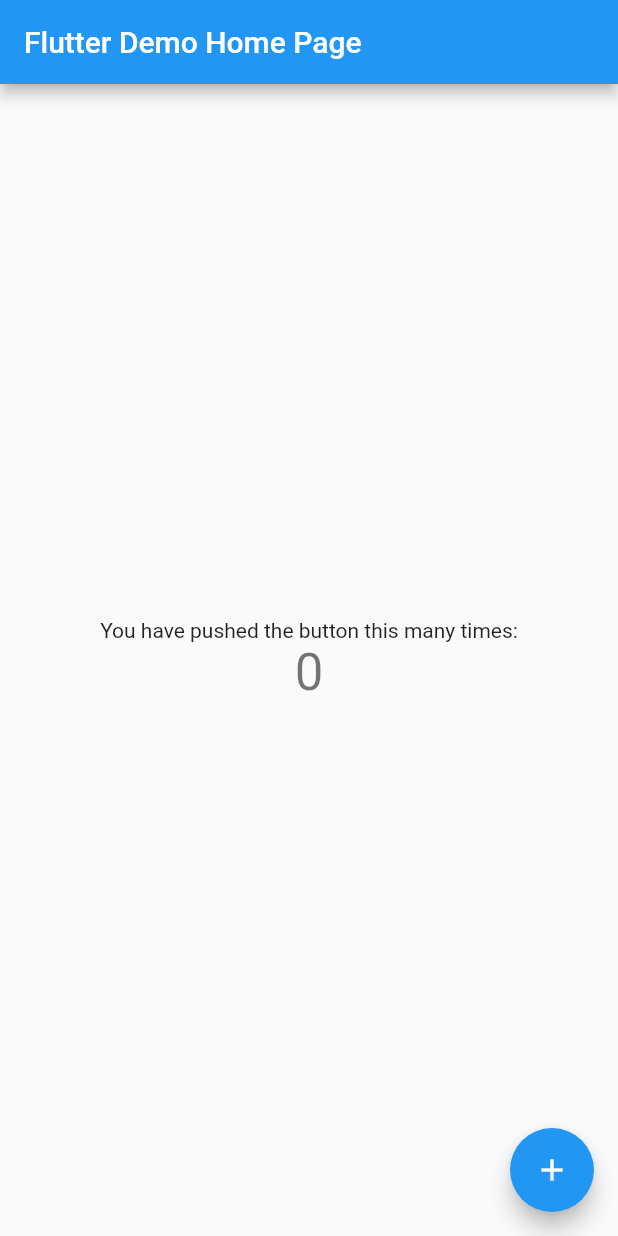
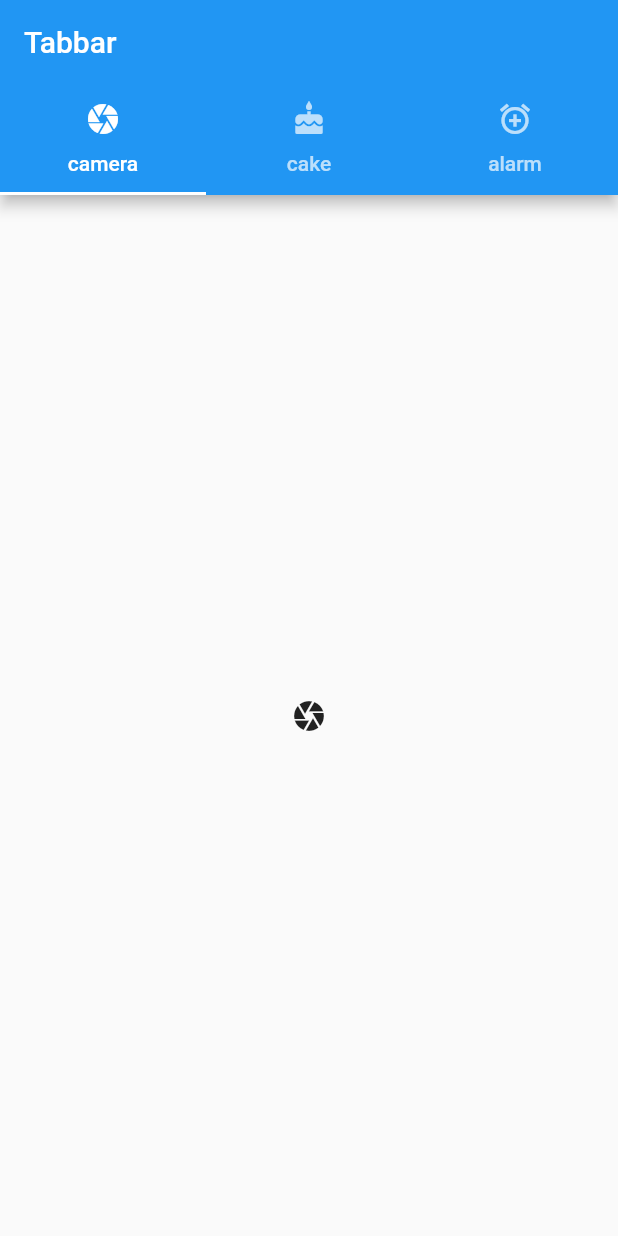
Before and after one commit to RawitSHIE/lab01, a Flutter app: the screen it shows after launch, on a phone screen of 412 x 824 dp. Run offline on Flutter 3.47's test engine with Material 2 defaults, Android fonts, the phone set to English and light mode, and no system bars.

Commit message:
Widgets & States

```diff
--- a/lib/main.dart
+++ b/lib/main.dart
@@ -8,104 +8,112 @@ class MyApp extends StatelessWidget {
   Widget build(BuildContext context) {
     return MaterialApp(
       title: 'Flutter Demo',
+      debugShowCheckedModeBanner: true,
       theme: ThemeData(
-        // This is the theme of your application.
-        //
-        // Try running your application with "flutter run". You'll see the
-        // application has a blue toolbar. Then, without quitting the app, try
-        // changing the primarySwatch below to Colors.green and then invoke
-        // "hot reload" (press "r" in the console where you ran "flutter run",
-        // or simply save your changes to "hot reload" in a Flutter IDE).
-        // Notice that the counter didn't reset back to zero; the application
-        // is not restarted.
         primarySwatch: Colors.blue,
       ),
-      home: MyHomePage(title: 'Flutter Demo Home Page'),
+      home: MyHomePage(),
     );
   }
 }
 
-class MyHomePage extends StatefulWidget {
-  MyHomePage({Key key, this.title}) : super(key: key);
-
-  // This widget is the home page of your application. It is stateful, meaning
-  // that it has a State object (defined below) that contains fields that affect
-  // how it looks.
-
-  // This class is the configuration for the state. It holds the values (in this
-  // case the title) provided by the parent (in this case the App widget) and
-  // used by the build method of the State. Fields in a Widget subclass are
-  // always marked "final".
-
-  final String title;
-
-  @override
-  _MyHomePageState createState() => _MyHomePageState();
-}
-
-class _MyHomePageState extends State<MyHomePage> {
-  int _counter = 0;
-
-  void _incrementCounter() {
-    setState(() {
-      // This call to setState tells the Flutter framework that something has
-      // changed in this State, which causes it to rerun the build method below
-      // so that the display can reflect the updated values. If we changed
-      // _counter without calling setState(), then the build method would not be
-      // called again, and so nothing would appear to happen.
-      _counter++;
-    });
-  }
-
+class MyHomePage extends StatelessWidget {
   @override
   Widget build(BuildContext context) {
-    // This method is rerun every time setState is called, for instance as done
-    // by the _incrementCounter method above.
-    //
-    // The Flutter framework has been optimized to make rerunning build methods
-    // fast, so that you can just rebuild anything that needs updating rather
-    // than having to individually change instances of widgets.
-    return Scaffold(
-      appBar: AppBar(
-        // Here we take the value from the MyHomePage object that was created by
-        // the App.build method, and use it to set our appbar title.
-        title: Text(widget.title),
-      ),
-      body: Center(
-        // Center is a layout widget. It takes a single child and positions it
-        // in the middle of the parent.
-        child: Column(
-          // Column is also layout widget. It takes a list of children and
-          // arranges them vertically. By default, it sizes itself to fit its
-          // children horizontally, and tries to be as tall as its parent.
-          //
-          // Invoke "debug painting" (press "p" in the console, choose the
-          // "Toggle Debug Paint" action from the Flutter Inspector in Android
-          // Studio, or the "Toggle Debug Paint" command in Visual Studio Code)
-          // to see the wireframe for each widget.
-          //
-          // Column has various properties to control how it sizes itself and
-          // how it positions its children. Here we use mainAxisAlignment to
-          // center the children vertically; the main axis here is the vertical
-          // axis because Columns are vertical (the cross axis would be
-          // horizontal).
-          mainAxisAlignment: MainAxisAlignment.center,
+    // TODO: implement build
+    return DefaultTabController(
+      length: 3,
+      child: Scaffold(
+        appBar: AppBar(
+          title: Text("Tabbar"),
+          bottom: TabBar(
+            tabs: <Widget>[
+              Tab(
+                icon: Icon(Icons.camera),
+                text: "camera",
+              ),
+              Tab(
+                icon: Icon(Icons.cake),
+                text: "cake",
+              ),
+              Tab(
+                icon: Icon(Icons.add_alarm),
+                text: "alarm"
+              )
+            ],
+          ),
+        ),
+        body: TabBarView(
           children: <Widget>[
-            Text(
-              'You have pushed the button this many times:',
-            ),
-            Text(
-              '$_counter',
-              style: Theme.of(context).textTheme.display1,
-            ),
+            Icon(Icons.camera),
+            Icon(Icons.cake),
+            Icon(Icons.add_alarm)
           ],
         ),
       ),
-      floatingActionButton: FloatingActionButton(
-        onPressed: _incrementCounter,
-        tooltip: 'Increment',
-        child: Icon(Icons.add),
-      ), // This trailing comma makes auto-formatting nicer for build methods.
     );
   }
 }
+
+// class MyHomePage extends StatefulWidget {
+//   @override
+//   State<StatefulWidget> createState() {
+//     // TODO: implement createState
+//     return MyHomePageState();
+//   }
+
+// }
+
+// class MyHomePageState extends State<MyHomePage>{
+//   int counter = 0;
+//  @override
+//   Widget build(BuildContext context) {
+//     // TODO: implement build
+//     return Scaffold(
+//       appBar: AppBar(
+//         title: Text("Hello, RawitSHIE!"),
+//       ),
+//       body:Row(
+//         mainAxisAlignment: MainAxisAlignment.spaceAround,
+//         crossAxisAlignment: CrossAxisAlignment.center,
+//         children: <Widget>[
+//           Text("counter status: ${counter}"),
+//           Text("Value 2"),
+//           Text("Value 3")
+//         ],
+//       ),
+//       floatingActionButton: IconButton(
+//         icon: Icon(Icons.add),
+//         onPressed: () {
+//           setState(() {
+//             counter++;
+//           });
+//           print(" counter value $counter");
+//           },
+//       )
+//     );
+//   }
+
+// }
+
+// class MyHomePage extends StatelessWidget {
+//   int counter = 0;
+
+//   @override
+//   Widget build(BuildContext context) {
+//     // TODO: implement build
+//     return Scaffold(
+//       appBar: AppBar(
+//         title: Text("Hello, RawitSHIE!"),
+//       ),
+//       body: Text("counter status: ${counter}"),
+//       floatingActionButton: IconButton(
+//         icon: Icon(Icons.add),
+//         onPressed: () {
+//           counter++;
+//           print(" counter value $counter");
+//           },
+//       )
+//     );
+//   }
+// }
```
